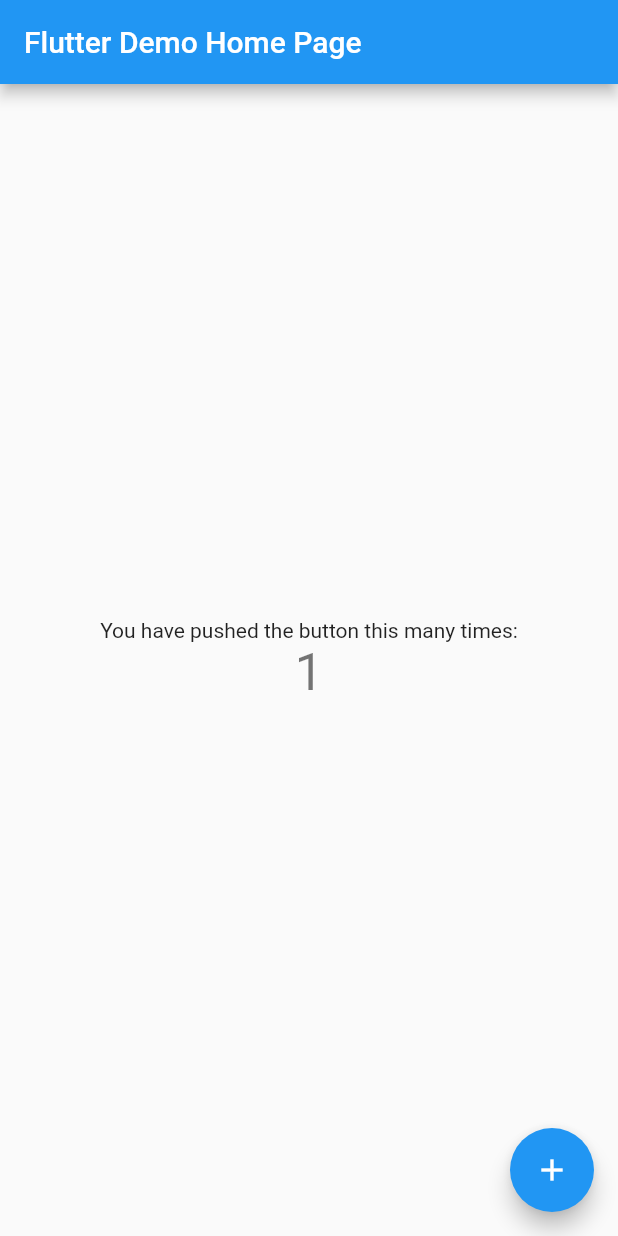
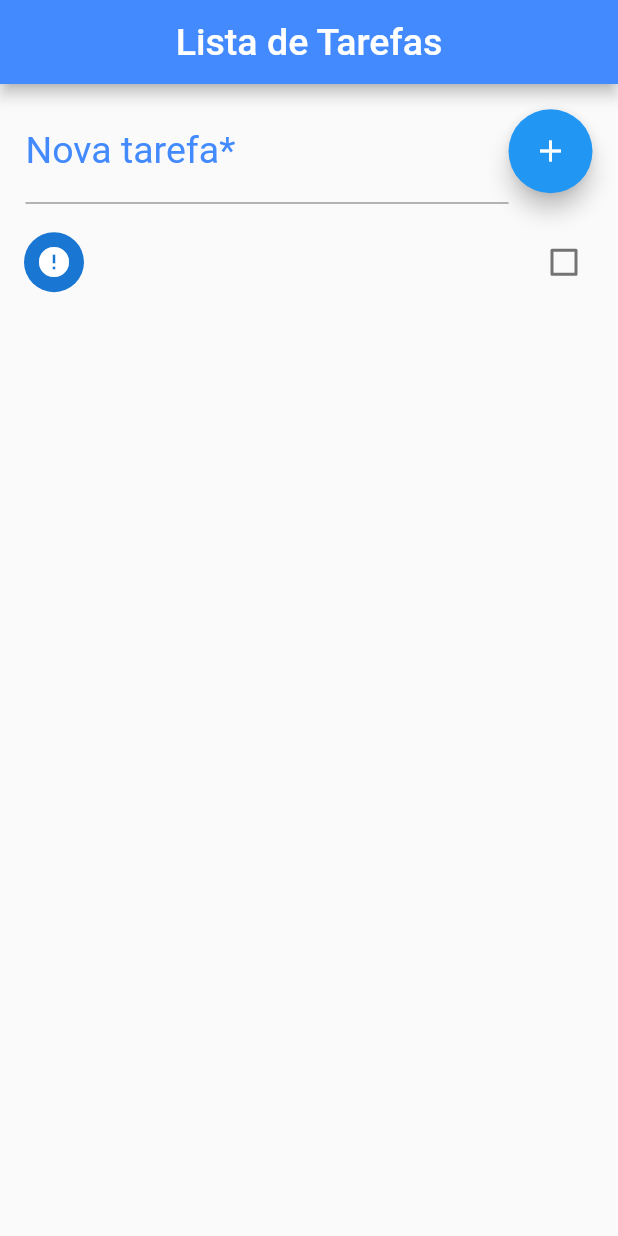
Before and after one commit to matheusTA/todo_list_flutter, a Flutter app: the screen it shows after launch, after a tap on the "add" icon, on a phone screen of 412 x 824 dp. Run offline on Flutter 3.47's test engine with Material 2 defaults, Android fonts, the phone set to English and light mode, and no system bars.

Commit message:
Create screen home

```diff
--- a/lib/main.dart
+++ b/lib/main.dart
@@ -1,111 +1,194 @@
+import 'dart:convert';
+import 'dart:io';
+import 'dart:async';
+
 import 'package:flutter/material.dart';
+import 'package:path_provider/path_provider.dart';
 
-void main() => runApp(MyApp());
-
-class MyApp extends StatelessWidget {
-  // This widget is the root of your application.
-  @override
-  Widget build(BuildContext context) {
-    return MaterialApp(
-      title: 'Flutter Demo',
-      theme: ThemeData(
-        // This is the theme of your application.
-        //
-        // Try running your application with "flutter run". You'll see the
-        // application has a blue toolbar. Then, without quitting the app, try
-        // changing the primarySwatch below to Colors.green and then invoke
-        // "hot reload" (press "r" in the console where you ran "flutter run",
-        // or simply save your changes to "hot reload" in a Flutter IDE).
-        // Notice that the counter didn't reset back to zero; the application
-        // is not restarted.
-        primarySwatch: Colors.blue,
-      ),
-      home: MyHomePage(title: 'Flutter Demo Home Page'),
-    );
-  }
+void main() {
+  runApp(MaterialApp(
+    title: 'Lista de tarefas',
+    home: Home(),
+  ));
 }
 
-class MyHomePage extends StatefulWidget {
-  MyHomePage({Key key, this.title}) : super(key: key);
+class Home extends StatefulWidget {
+  @override
+  _HomeState createState() => _HomeState();
+}
 
-  // This widget is the home page of your application. It is stateful, meaning
-  // that it has a State object (defined below) that contains fields that affect
-  // how it looks.
+class _HomeState extends State<Home> {
+  final _toDoController = TextEditingController();
 
-  // This class is the configuration for the state. It holds the values (in this
-  // case the title) provided by the parent (in this case the App widget) and
-  // used by the build method of the State. Fields in a Widget subclass are
-  // always marked "final".
+  List _toDoList = [];
 
-  final String title;
+  Map<String, dynamic> _lastRemoved;
+  int _lastRemmovedPosition;
 
   @override
-  _MyHomePageState createState() => _MyHomePageState();
-}
+  void initState() {
+    super.initState();
 
-class _MyHomePageState extends State<MyHomePage> {
-  int _counter = 0;
+    _readData().then((data) {
+      setState(() {
+        _toDoList = json.decode(data);
+      });
+    });
+  }
 
-  void _incrementCounter() {
+  void _addToDo() {
     setState(() {
-      // This call to setState tells the Flutter framework that something has
-      // changed in this State, which causes it to rerun the build method below
-      // so that the display can reflect the updated values. If we changed
-      // _counter without calling setState(), then the build method would not be
-      // called again, and so nothing would appear to happen.
-      _counter++;
+      Map<String, dynamic> newToDo = Map();
+
+      newToDo['title'] = _toDoController.text;
+      _toDoController.text = '';
+      newToDo['isFinish'] = false;
+
+      _toDoList.add(newToDo);
+      _saveData();
     });
+  }
+
+  Future<File> _getFile() async {
+    final directory = await getApplicationDocumentsDirectory();
+    return File('${directory.path}/data.json');
+  }
+
+  Future<File> _saveData() async {
+    String data = json.encode(_toDoList);
+    final file = await _getFile();
+    return file.writeAsString(data);
+  }
+
+  Future<String> _readData() async {
+    try {
+      final file = await _getFile();
+      return file.readAsString();
+    } catch (e) {
+      return null;
+    }
+  }
+
+  Future<Null> _refresh() async {
+    await Future.delayed(Duration(seconds: 1));
+
+    setState(() {
+      _toDoList.sort((prev, next) {
+        if (prev['isFinish'] && !next['isFinish'])
+          return 1;
+        else if (!prev['isFinish'] && next['isFinish'])
+          return -1;
+        else
+          return 0;
+      });
+      _saveData();
+    });
+
+    return null;
+  }
+
+  Widget buildItem(context, index) {
+    return Dismissible(
+      key: Key(DateTime.now().millisecondsSinceEpoch.toString()),
+      background: Container(
+        color: Colors.red,
+        child: Align(
+          alignment: Alignment(-0.9, 0.0),
+          child: Icon(
+            Icons.delete,
+            color: Colors.white,
+          ),
+        ),
+      ),
+      direction: DismissDirection.startToEnd,
+      child: CheckboxListTile(
+        title: Text(
+          _toDoList[index]['title'],
+          style: TextStyle(fontSize: 20.0),
+        ),
+        value: _toDoList[index]['isFinish'],
+        secondary: CircleAvatar(
+          child: Icon(_toDoList[index]['isFinish'] ? Icons.check : Icons.error),
+        ),
+        onChanged: (isCheck) {
+          setState(() {
+            _toDoList[index]['isFinish'] = isCheck;
+            _saveData();
+          });
+        },
+      ),
+      onDismissed: (direction) {
+        setState(() {
+          _lastRemoved = Map.from(_toDoList[index]);
+          _lastRemmovedPosition = index;
+          _toDoList.removeAt(index);
+
+          _saveData();
+
+          final snackbar = SnackBar(
+            content: Text('Tarefa ${_lastRemoved['title']} removida!'),
+            action: SnackBarAction(
+                label: 'Desfazer',
+                onPressed: () {
+                  setState(() {
+                    _toDoList.insert(_lastRemmovedPosition, _lastRemoved);
+                    _saveData();
+                  });
+                }),
+            duration: Duration(seconds: 2),
+          );
+          Scaffold.of(context).removeCurrentSnackBar();
+          Scaffold.of(context).showSnackBar(snackbar);
+        });
+      },
+    );
   }
 
   @override
   Widget build(BuildContext context) {
-    // This method is rerun every time setState is called, for instance as done
-    // by the _incrementCounter method above.
-    //
-    // The Flutter framework has been optimized to make rerunning build methods
-    // fast, so that you can just rebuild anything that needs updating rather
-    // than having to individually change instances of widgets.
     return Scaffold(
       appBar: AppBar(
-        // Here we take the value from the MyHomePage object that was created by
-        // the App.build method, and use it to set our appbar title.
-        title: Text(widget.title),
+        title: Text(
+          'Lista de Tarefas',
+          style: TextStyle(fontSize: 25.0),
+        ),
+        backgroundColor: Colors.blueAccent,
+        centerTitle: true,
       ),
-      body: Center(
-        // Center is a layout widget. It takes a single child and positions it
-        // in the middle of the parent.
-        child: Column(
-          // Column is also a layout widget. It takes a list of children and
-          // arranges them vertically. By default, it sizes itself to fit its
-          // children horizontally, and tries to be as tall as its parent.
-          //
-          // Invoke "debug painting" (press "p" in the console, choose the
-          // "Toggle Debug Paint" action from the Flutter Inspector in Android
-          // Studio, or the "Toggle Debug Paint" command in Visual Studio Code)
-          // to see the wireframe for each widget.
-          //
-          // Column has various properties to control how it sizes itself and
-          // how it positions its children. Here we use mainAxisAlignment to
-          // center the children vertically; the main axis here is the vertical
-          // axis because Columns are vertical (the cross axis would be
-          // horizontal).
-          mainAxisAlignment: MainAxisAlignment.center,
-          children: <Widget>[
-            Text(
-              'You have pushed the button this many times:',
+      body: Column(
+        children: <Widget>[
+          Container(
+            padding: EdgeInsets.fromLTRB(17.0, 10.0, 17.0, 1.0),
+            child: Row(
+              children: <Widget>[
+                Expanded(
+                  child: TextField(
+                    style: TextStyle(fontSize: 20.0),
+                    controller: _toDoController,
+                    decoration: InputDecoration(
+                        labelText: 'Nova tarefa*',
+                        labelStyle: TextStyle(
+                            color: Colors.blueAccent, fontSize: 25.0)),
+                  ),
+                ),
+                FloatingActionButton(
+                  onPressed: _addToDo,
+                  tooltip: 'Increment',
+                  child: Icon(Icons.add),
+                ),
+              ],
             ),
-            Text(
-              '$_counter',
-              style: Theme.of(context).textTheme.display1,
-            ),
-          ],
-        ),
+          ),
+          Expanded(
+              child: RefreshIndicator(
+            onRefresh: _refresh,
+            child: ListView.builder(
+                padding: EdgeInsets.only(top: 10.0),
+                itemCount: _toDoList.length,
+                itemBuilder: buildItem),
+          ))
+        ],
       ),
-      floatingActionButton: FloatingActionButton(
-        onPressed: _incrementCounter,
-        tooltip: 'Increment',
-        child: Icon(Icons.add),
-      ), // This trailing comma makes auto-formatting nicer for build methods.
     );
   }
 }
```
